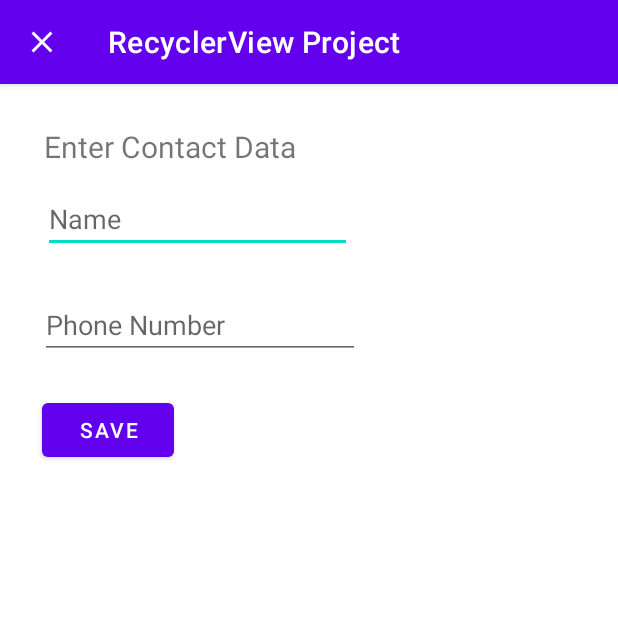
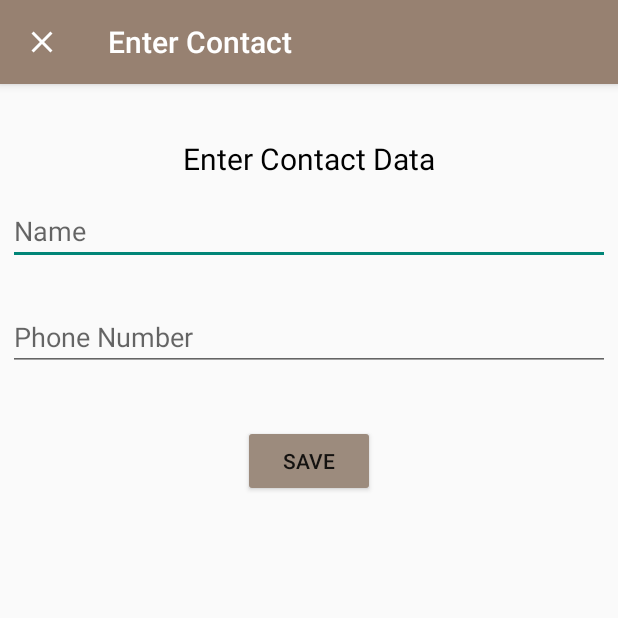
Before and after one commit to MaiElkhodery/ContactApp, an Android app: the screen it shows after launch (InputIngoActivity), after a tap on "adding contacts button", on a phone screen of 412 x 824 dp, the top half of it. Run offline under Robolectric (Android 15) with nearby library versions, the phone set to English and light mode, and no system bars; our stand-ins replace Room's generated code.

Commit message:
after adding next button

```diff
--- a/RecyclerViewProject/app/src/main/AndroidManifest.xml
+++ b/RecyclerViewProject/app/src/main/AndroidManifest.xml
@@ -12,11 +12,13 @@
         <activity
             android:name=".InputIngoActivity"
             android:exported="false"
-            android:parentActivityName=".MainActivity"/>
+            android:parentActivityName=".MainActivity"
+            android:theme="@style/MyTheme"/>
         <activity
             android:name=".MainActivity"
             android:exported="true"
-            android:launchMode="singleTop">
+            android:launchMode="singleTop"
+            android:theme="@style/MyTheme">
             <intent-filter>
                 <action android:name="android.intent.action.MAIN" />
 
--- a/RecyclerViewProject/app/src/main/java/com/example/recyclerviewproject/InputIngoActivity.java
+++ b/RecyclerViewProject/app/src/main/java/com/example/recyclerviewproject/InputIngoActivity.java
@@ -1,6 +1,7 @@
 package com.example.recyclerviewproject;
 
 import androidx.appcompat.app.AppCompatActivity;
+import androidx.appcompat.widget.AppCompatButton;
 
 import android.content.Intent;
 import android.os.Bundle;
@@ -16,7 +17,7 @@ public class InputIngoActivity extends AppCompatActivity {
 
     EditText contact_name;
     EditText contact_no;
-    Button save_button;
+    AppCompatButton save_button;
     private String name;
     private String number;
     public static final String CONTACT_NAME="contact_name";
@@ -25,6 +26,8 @@ public class InputIngoActivity extends AppCompatActivity {
     protected void onCreate(Bundle savedInstanceState) {
         super.onCreate(savedInstanceState);
         setContentView(R.layout.activity_input_ingo);
+
+        getSupportActionBar().setTitle("Enter Contact");
 
         contact_name=findViewById(R.id.editTextPersonName);
 
--- a/RecyclerViewProject/app/src/main/java/com/example/recyclerviewproject/MainActivity.java
+++ b/RecyclerViewProject/app/src/main/java/com/example/recyclerviewproject/MainActivity.java
@@ -1,9 +1,14 @@
 package com.example.recyclerviewproject;
 
+import androidx.activity.result.ActivityResult;
+import androidx.activity.result.ActivityResultCallback;
+import androidx.activity.result.ActivityResultLauncher;
+import androidx.activity.result.contract.ActivityResultContracts;
 import androidx.annotation.NonNull;
 import androidx.annotation.Nullable;
 import androidx.appcompat.app.AppCompatActivity;
 import androidx.appcompat.widget.AppCompatButton;
+import androidx.appcompat.widget.AppCompatImageButton;
 import androidx.coordinatorlayout.widget.CoordinatorLayout;
 import androidx.lifecycle.Observer;
 import androidx.lifecycle.ViewModelProvider;
@@ -13,6 +18,8 @@ import androidx.recyclerview.widget.LinearLayoutManager;
 import androidx.recyclerview.widget.RecyclerView;
 import androidx.room.Room;
 
+import android.app.ActionBar;
+import android.app.Activity;
 import android.content.Intent;
 import android.media.MediaPlayer;
 import android.os.Bundle;
@@ -37,6 +44,11 @@ import java.util.concurrent.Executors;
 
 public class MainActivity extends AppCompatActivity implements Recyc_Adapter.SetOnClickListener {
 
+    String contact_name;
+    String contact_number;
+    FloatingActionButton add_button;
+    AppCompatImageButton next_button;
+    ContactDetailsFragment contactFragment;
     private ContactViewModel viewModel;
     ContactsDatabase database;
     ArrayList<Contact> contactList;
@@ -47,33 +59,47 @@ public class MainActivity extends AppCompatActivity implements Recyc_Adapter.Set
     Snackbar snackbar;
     CoordinatorLayout coordinatorLayout;
     ItemTouchHelper itemTouchHelper;
-    public static final int ADD_CONTACT_REQUEST =1;
+    ItemTouchHelper.SimpleCallback callback;
+    ActivityResultLauncher<Intent> activityLauncher = registerForActivityResult(new ActivityResultContracts.StartActivityForResult(),
+            new ActivityResultCallback<ActivityResult>() {
+                @Override
+                public void onActivityResult(ActivityResult result) {
+                    if(result.getResultCode() == RESULT_OK) {
+                        contact_name = result.getData().getStringExtra(InputIngoActivity.CONTACT_NAME);
+                        contact_number = result.getData().getStringExtra(InputIngoActivity.CONTACT_NUMBER);
+                        insertData();
+                        Toast.makeText(getApplicationContext(), "Contact insertion is done", Toast.LENGTH_SHORT).show();
+                    }
+                }
+            });
 
     @Override
     protected void onCreate(Bundle savedInstanceState) {
         super.onCreate(savedInstanceState);
         setContentView(R.layout.activity_main);
 
+        getSupportActionBar().setTitle("Contacts");
+
         coordinatorLayout = findViewById(R.id.coordinatorLayout);
         contactList = new ArrayList<>();
-        contactList.add(new Contact(R.drawable.boo2,"Mai","028"));
-        contactList.add(new Contact(R.drawable.boo2,"donia","00000"));
         initRecyclerView();
         initDatabase();
+        setOnClickAddButton();
         showList();
-        FloatingActionButton add_button = findViewById(R.id.addButton);
+        deleteItem();
+        itemsDragDrop();
+
+    }
+
+    public void setOnClickAddButton(){
+        add_button = findViewById(R.id.addButton);
         add_button.setOnClickListener(new View.OnClickListener() {
             @Override
             public void onClick(View view) {
                 Intent intent = new Intent(MainActivity.this,InputIngoActivity.class);
-                startActivityForResult(intent,ADD_CONTACT_REQUEST);
+                activityLauncher.launch(intent);
             }
         });
-        deleteItem();
-        //itemsDragDrop();
-        ItemTouchHelper itemTouchHelper = new ItemTouchHelper(callback);
-        itemTouchHelper.attachToRecyclerView(recyclerView);
-
     }
 
     public void initRecyclerView(){
@@ -83,29 +109,11 @@ public class MainActivity extends AppCompatActivity implements Recyc_Adapter.Set
         RecyclerView.LayoutManager layoutManager = new LinearLayoutManager(this);
         recyclerView.setLayoutManager(layoutManager);
     }
-//    public void initViewModel(){
-//        viewModel = new ViewModelProvider(this).get(ContactViewModel.class);
-//        viewModel.getAll().observe(this, new Observer<List<Contact>>() {
-//            @Override
-//            public void onChanged(List<Contact> contacts) {
-//                //adapter.setContacts(contacts);
-//                Log.d("observer","done");
-//            }
-//        });
-//    }
+
     public void initDatabase(){
         database=ContactsDatabase.getINSTANCE(this);
     }
 
-    @Override
-    protected void onActivityResult(int requestCode, int resultCode, @Nullable Intent data) {
-        super.onActivityResult(requestCode, resultCode, data);
-        if(resultCode == ADD_CONTACT_REQUEST && resultCode == RESULT_OK){
-            insertData();
-            Toast.makeText(this,"insertion done",Toast.LENGTH_SHORT).show();
-        }
-
-    }
     public void showList(){
         database.contactDAO().retrieveAllContacts().observe(this, new Observer<List<Contact>>() {
             @Override
@@ -113,18 +121,15 @@ public class MainActivity extends AppCompatActivity implements Recyc_Adapter.Set
                contactList.clear();
                contactList.addAll(contacts);
                adapter.notifyDataSetChanged();
-                Log.d("getContacts","Contact database size = "+contactList.size());
             }
         });
     }
 
     public void insertData() {
-        String name = getIntent().getStringExtra(InputIngoActivity.CONTACT_NAME);
-        String number = getIntent().getStringExtra(InputIngoActivity.CONTACT_NUMBER);
         executorService.execute(new Runnable() {
             @Override
             public void run() {
-                database.contactDAO().insertContact(new Contact(R.drawable.mmm, name, number));
+                database.contactDAO().insertContact(new Contact(R.drawable.mmm, contact_name, contact_number));
             }
         });
         showList();
@@ -149,8 +154,44 @@ public class MainActivity extends AppCompatActivity implements Recyc_Adapter.Set
             }
         }).attachToRecyclerView(recyclerView);
     }
+    //Drag and drop items in recyclerview
+    private void itemsDragDrop() {
+
+        callback = new ItemTouchHelper.SimpleCallback(ItemTouchHelper.UP |
+                ItemTouchHelper.DOWN , 0) {
+
+            @Override
+            public boolean onMove(@NonNull RecyclerView recyclerView, @NonNull RecyclerView.ViewHolder viewHolder, @NonNull RecyclerView.ViewHolder target) {
+                int fromPosition = viewHolder.getAdapterPosition();
+                int toPosition = target.getAdapterPosition();
+
+                Collections.swap(contactList, fromPosition, toPosition);
+                adapter.notifyItemMoved(fromPosition, toPosition);
+                return false;
+            }
+
+            @Override
+            public void onSwiped(@NonNull RecyclerView.ViewHolder viewHolder, int direction) {
+
+            }
+        };
+        itemTouchHelper = new ItemTouchHelper(callback);
+        itemTouchHelper.attachToRecyclerView(recyclerView);
+    }
 
     //make sound methods..implementing the interface
+    public void setOnClickNextButton(Contact contact){
+
+        add_button.hide();
+        contactFragment = ContactDetailsFragment.newInstance(R.drawable.mmm,contact.getContact_name()
+                ,contact.getContact_no());
+        getSupportFragmentManager().beginTransaction().replace(R.id.fragment_container,contactFragment)
+                .commit();
+
+    }
+    public void setOnClickCallButton(Contact contact){
+
+    }
     @Override
     public void onClickItem(Contact contact) {
         playClickAudio();
@@ -163,17 +204,18 @@ public class MainActivity extends AppCompatActivity implements Recyc_Adapter.Set
     }
 
     public void playClickAudio(){
-        audio = MediaPlayer.create(this,R.raw.short_click);
+        audio = MediaPlayer.create(getApplicationContext(),R.raw.short_click);
         audio.start();
         audio.setOnCompletionListener(new MediaPlayer.OnCompletionListener() {
             @Override
             public void onCompletion(MediaPlayer mediaPlayer) {
                 audio.release();
+                Log.d("audio","released");
             }
         });
     }
     public void playLongClickAudio(){
-        audio = MediaPlayer.create(this,R.raw.long_click);
+        audio = MediaPlayer.create(getApplicationContext(),R.raw.long_click);
         audio.start();
         audio.setOnCompletionListener(new MediaPlayer.OnCompletionListener() {
             @Override
@@ -188,26 +230,19 @@ public class MainActivity extends AppCompatActivity implements Recyc_Adapter.Set
                 Snackbar.LENGTH_LONG);
         snackbar.show();
     }
-    //Drag and drop items in recyclerview
-
-         ItemTouchHelper.SimpleCallback callback = new ItemTouchHelper.SimpleCallback(ItemTouchHelper.UP |
-                ItemTouchHelper.DOWN | ItemTouchHelper.START | ItemTouchHelper.END,0){
-
-            @Override
-            public boolean onMove(@NonNull RecyclerView recyclerView, @NonNull RecyclerView.ViewHolder viewHolder, @NonNull RecyclerView.ViewHolder target) {
-                int fromPosition = viewHolder.getAdapterPosition();
-                int toPosition = target.getAdapterPosition();
-
-                Collections.swap(contactList,fromPosition,toPosition);
-                adapter.notifyItemMoved(fromPosition,toPosition);
-                return false;
-            }
-
-            @Override
-            public void onSwiped(@NonNull RecyclerView.ViewHolder viewHolder, int direction) {
-
-            }
-        };
 
 
+
+
+//        public void initViewModel(){
+//        viewModel = new ViewModelProvider(this).get(ContactViewModel.class);
+//        viewModel.getAll().observe(this, new Observer<List<Contact>>() {
+//            @Override
+//            public void onChanged(List<Contact> contacts) {
+//                //adapter.setContacts(contacts);
+//                Log.d("observer","done");
+//            }
+//        });
+//    }
+
 }
--- a/RecyclerViewProject/app/src/main/java/com/example/recyclerviewproject/Recyc_Adapter.java
+++ b/RecyclerViewProject/app/src/main/java/com/example/recyclerviewproject/Recyc_Adapter.java
@@ -9,19 +9,21 @@ import android.widget.ImageView;
 import android.widget.TextView;
 
 import androidx.annotation.NonNull;
+import androidx.appcompat.widget.AppCompatImageButton;
 import androidx.recyclerview.widget.RecyclerView;
 
 import com.example.recyclerviewproject.database.Contact;
 
 import java.util.ArrayList;
 import java.util.List;
+import java.util.Set;
 
 public class Recyc_Adapter extends RecyclerView.Adapter<Recyc_Adapter.Holder> {
 
     private ArrayList<Contact> localData ;
     SetOnClickListener listener;
     public Recyc_Adapter(ArrayList<Contact> contacts,SetOnClickListener listener){
-        this.listener = listener;
+        this.listener = (SetOnClickListener) listener;
         this.localData=contacts;
     }
 
@@ -51,6 +53,18 @@ public class Recyc_Adapter extends RecyclerView.Adapter<Recyc_Adapter.Holder> {
                 return false;
             }
         });
+        holder.next_imageView.setOnClickListener(new View.OnClickListener() {
+            @Override
+            public void onClick(View view) {
+                listener.setOnClickNextButton(currentItem);
+            }
+        });
+        holder.call_imageView.setOnClickListener(new View.OnClickListener() {
+            @Override
+            public void onClick(View view) {
+                listener.setOnClickCallButton(currentItem);
+            }
+        });
     }
 
     @Override
@@ -62,11 +76,15 @@ public class Recyc_Adapter extends RecyclerView.Adapter<Recyc_Adapter.Holder> {
         private TextView name_textView;
         private TextView number_textView;
         private ImageView imageView;
+        private AppCompatImageButton next_imageView;
+        private AppCompatImageButton call_imageView;
         public Holder(View view){
             super(view);
             name_textView = view.findViewById(R.id.name_textView);
             number_textView = view.findViewById(R.id.number_textView);
             imageView = view.findViewById(R.id.imageView);
+            next_imageView=view.findViewById(R.id.next_button);
+            call_imageView=view.findViewById(R.id.call_button);
         }
         public TextView getTextView(){
             return name_textView;
@@ -99,11 +117,7 @@ public class Recyc_Adapter extends RecyclerView.Adapter<Recyc_Adapter.Holder> {
     public interface SetOnClickListener{
         public void onClickItem(Contact contact);
         public void onLongClickItem(Contact contact);
+        public void setOnClickNextButton(Contact contact);
+        public void setOnClickCallButton(Contact contact);
     }
-
-//    public void setContacts(List<Contact> contacts){
-//        localDataSet = contacts;
-//        notifyDataSetChanged();
-//        Log.d("setContacts","set contacts is done");
-//    }
 }
--- /dev/null
+++ b/RecyclerViewProject/app/src/main/res/drawable/call.xml
@@ -0,0 +1,5 @@
+<vector android:height="24dp" android:tint="#FFFFFF"
+    android:viewportHeight="24" android:viewportWidth="24"
+    android:width="24dp" xmlns:android="http://schemas.android.com/apk/res/android">
+    <path android:fillColor="@android:color/white" android:pathData="M20.01,15.38c-1.23,0 -2.42,-0.2 -3.53,-0.56 -0.35,-0.12 -0.74,-0.03 -1.01,0.24l-1.57,1.97c-2.83,-1.35 -5.48,-3.9 -6.89,-6.83l1.95,-1.66c0.27,-0.28 0.35,-0.67 0.24,-1.02 -0.37,-1.11 -0.56,-2.3 -0.56,-3.53 0,-0.54 -0.45,-0.99 -0.99,-0.99H4.19C3.65,3 3,3.24 3,3.99 3,13.28 10.73,21 20.01,21c0.71,0 0.99,-0.63 0.99,-1.18v-3.45c0,-0.54 -0.45,-0.99 -0.99,-0.99z"/>
+</vector>
--- /dev/null
+++ b/RecyclerViewProject/app/src/main/res/drawable/navigate_next.xml
@@ -0,0 +1,5 @@
+<vector android:height="24dp" android:tint="#FFFFFF"
+    android:viewportHeight="24" android:viewportWidth="24"
+    android:width="24dp" xmlns:android="http://schemas.android.com/apk/res/android">
+    <path android:fillColor="@android:color/white" android:pathData="M10,6L8.59,7.41 13.17,12l-4.58,4.59L10,18l6,-6z"/>
+</vector>
--- a/RecyclerViewProject/app/src/main/res/layout/activity_input_ingo.xml
+++ b/RecyclerViewProject/app/src/main/res/layout/activity_input_ingo.xml
@@ -6,13 +6,27 @@
     android:layout_height="match_parent"
     tools:context=".InputIngoActivity">
 
+
+    <TextView
+        android:id="@+id/textView"
+        android:layout_width="wrap_content"
+        android:layout_height="wrap_content"
+        android:layout_marginTop="36dp"
+        android:text="Enter Contact Data"
+        android:textSize="20sp"
+        android:textColor="@color/black"
+        app:layout_constraintEnd_toEndOf="parent"
+        app:layout_constraintHorizontal_bias="0.5"
+        app:layout_constraintStart_toStartOf="parent"
+        app:layout_constraintTop_toTopOf="parent" />
+
     <EditText
         android:id="@+id/editTextPersonName"
-        android:layout_width="206dp"
+        android:layout_width="match_parent"
         android:layout_height="41dp"
-        android:layout_marginStart="28dp"
+        android:layout_marginStart="5dp"
         android:layout_marginTop="16dp"
-        android:layout_marginEnd="177dp"
+        android:layout_marginEnd="5dp"
         android:ems="10"
         android:hint="Name"
         android:inputType="textPersonName"
@@ -22,11 +36,11 @@
 
     <EditText
         android:id="@+id/editTextPhone"
-        android:layout_width="wrap_content"
+        android:layout_width="match_parent"
         android:layout_height="wrap_content"
-        android:layout_marginStart="28dp"
+        android:layout_marginStart="5dp"
         android:layout_marginTop="25dp"
-        android:layout_marginEnd="173dp"
+        android:layout_marginEnd="5dp"
         android:ems="10"
         android:hint="Phone Number"
         android:inputType="phone"
@@ -34,26 +48,16 @@
         app:layout_constraintStart_toStartOf="parent"
         app:layout_constraintTop_toBottomOf="@+id/editTextPersonName" />
 
-    <TextView
-        android:id="@+id/textView"
-        android:layout_width="wrap_content"
-        android:layout_height="wrap_content"
-        android:layout_marginStart="28dp"
-        android:layout_marginTop="28dp"
-        android:layout_marginEnd="214dp"
-        android:text="Enter Contact Data"
-        android:textSize="20sp"
-        app:layout_constraintEnd_toEndOf="parent"
-        app:layout_constraintStart_toStartOf="parent"
-        app:layout_constraintTop_toTopOf="parent" />
 
-    <Button
+    <androidx.appcompat.widget.AppCompatButton
         android:id="@+id/saveButton"
         android:layout_width="wrap_content"
         android:layout_height="wrap_content"
-        android:layout_marginStart="28dp"
-        android:layout_marginTop="23dp"
+        android:layout_marginTop="36dp"
         android:text="Save"
+        android:backgroundTint="#9C8B7D"
+        app:layout_constraintEnd_toEndOf="parent"
+        app:layout_constraintHorizontal_bias="0.5"
         app:layout_constraintStart_toStartOf="parent"
         app:layout_constraintTop_toBottomOf="@+id/editTextPhone" />
 
--- a/RecyclerViewProject/app/src/main/res/values/themes.xml
+++ b/RecyclerViewProject/app/src/main/res/values/themes.xml
@@ -13,4 +13,7 @@
         <item name="android:statusBarColor" tools:targetApi="l">?attr/colorPrimaryVariant</item>
         <!-- Customize your theme here. -->
     </style>
+    <style name="MyTheme" parent="Theme.AppCompat.Light.DarkActionBar">
+        <item name="colorPrimary">#978171</item>
+    </style>
 </resources>
```
Also changed, not shown: RecyclerViewProject/app/src/main/java/com/example/recyclerviewproject/ContactDetailsFragment.java (added, +68 -0 lines), RecyclerViewProject/app/src/main/res/layout/activity_main.xml (+23 -11 lines), RecyclerViewProject/app/src/main/res/layout/example_item.xml (+31 -7 lines), RecyclerViewProject/app/src/main/res/layout/fragment_contact_details.xml (added, +41 -0 lines).
